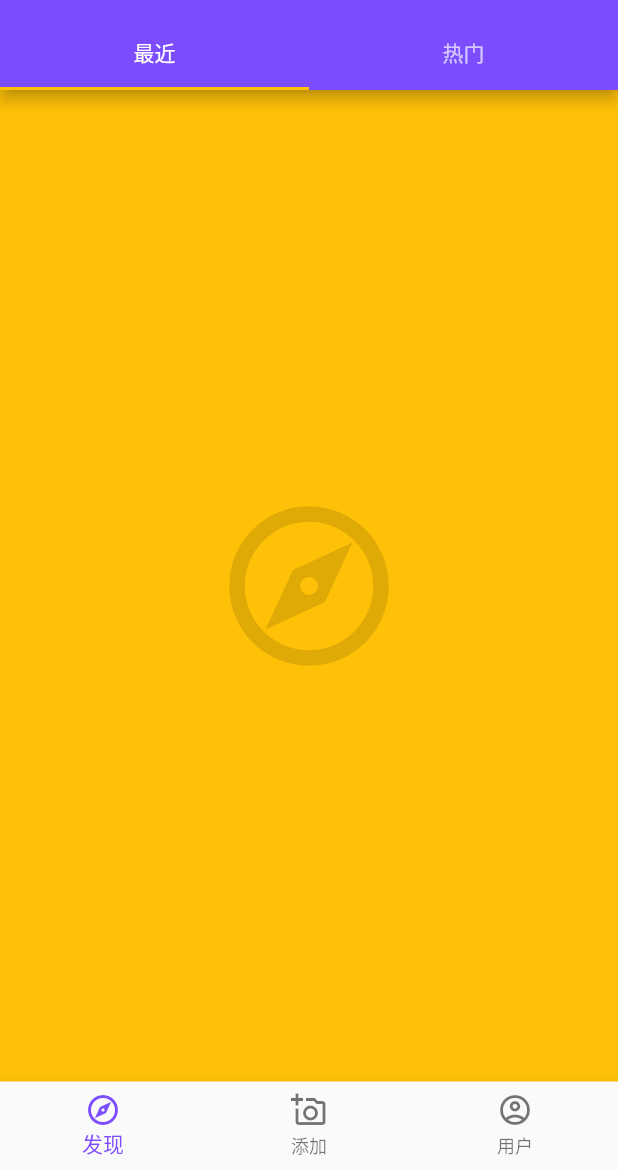
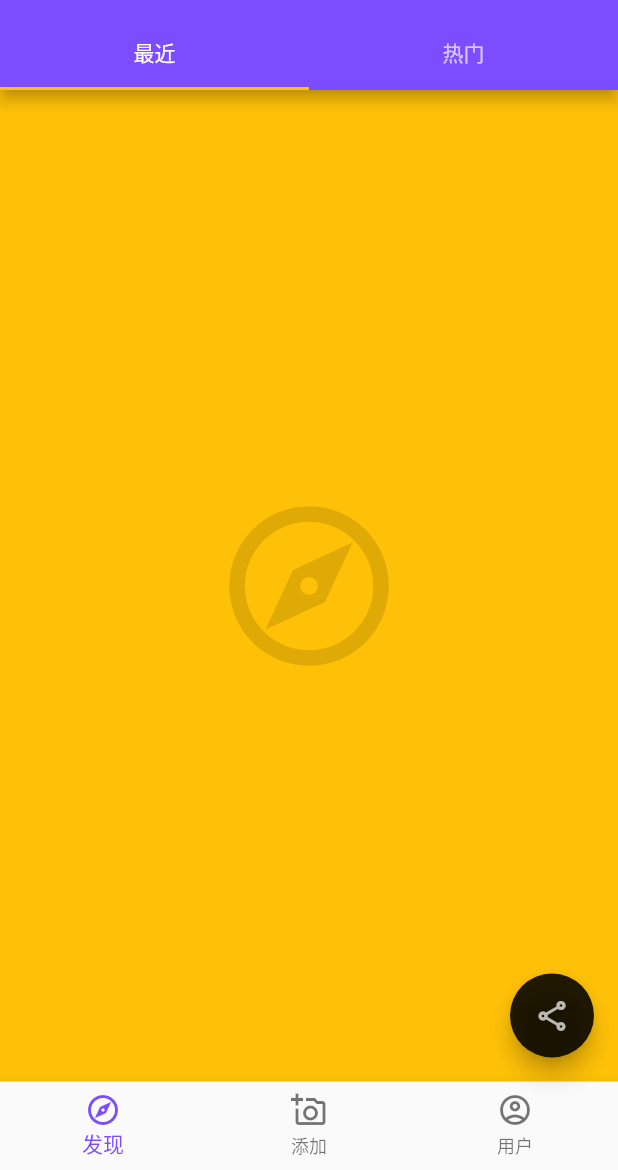
Before and after one commit to ninghao/xb2_flutter, a Flutter app: the screen it shows after launch, on a phone screen of 412 x 824 dp, the part 66-1236 px from its top. Run offline on Flutter 3.47's test engine with Material 2 defaults, Android fonts, the phone set to English and light mode, and no system bars.

Commit message:
使用漂浮动作按钮（FloatingActionButton）

```diff
--- a/lib/app/app.dart
+++ b/lib/app/app.dart
@@ -110,6 +110,14 @@ class _AppState extends State<App> {
               ),
             ],
           ),
+          floatingActionButton: FloatingActionButton(
+            child: Icon(Icons.share_outlined),
+            onPressed: () {
+              print('floating action button');
+            },
+            backgroundColor: Colors.black87,
+            foregroundColor: Colors.white70,
+          ),
         ),
       ),
     );
```
